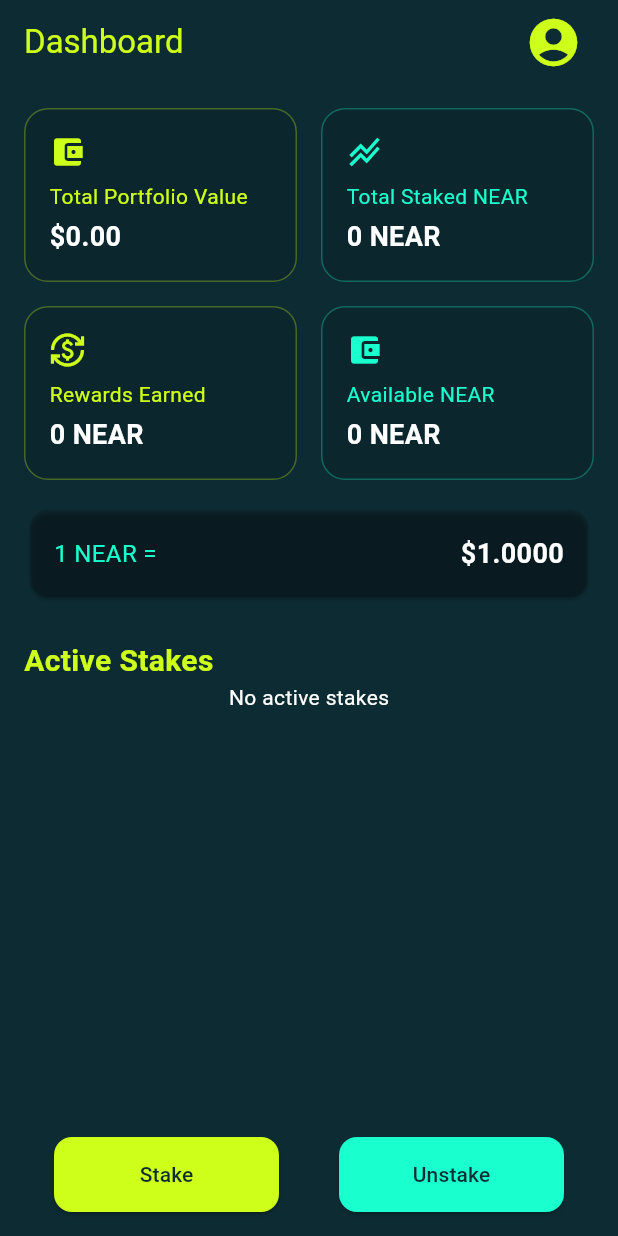
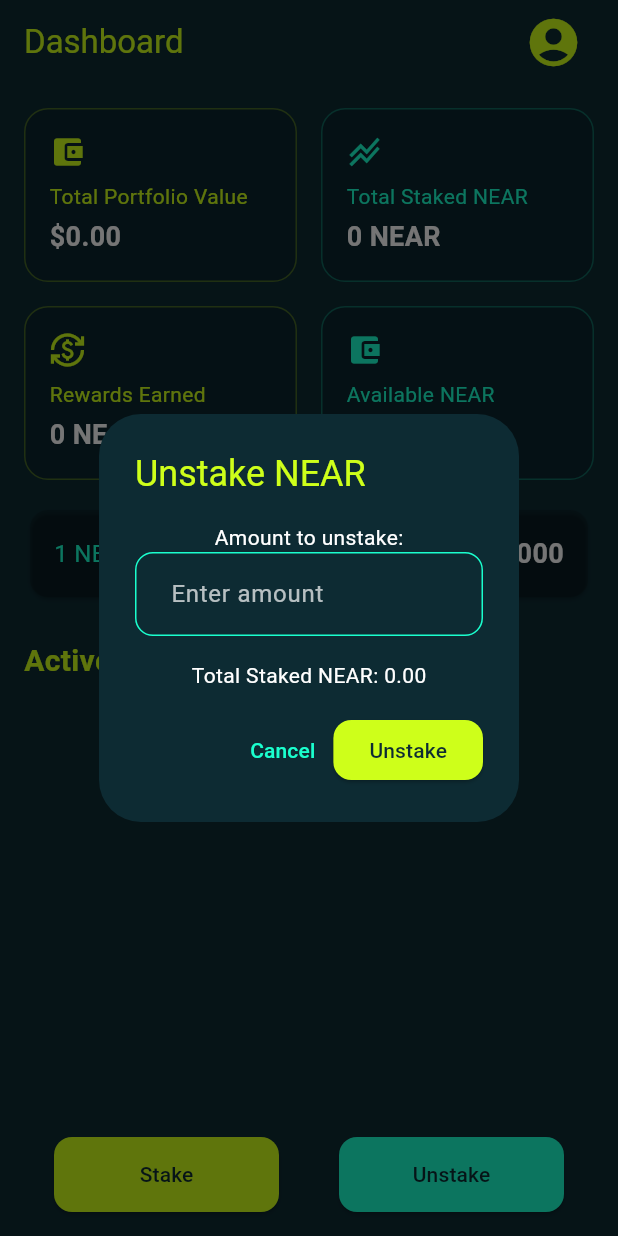
Before and after one commit to JittoJoseph/PreStake-Paper-Staking-App, a Flutter app: the screen it shows once a user with an empty profile is signed in, after a tap on "Stake", after a tap on "Unstake", on a phone screen of 412 x 824 dp. Run offline on Flutter 3.47's test engine with Material 3 defaults, Android fonts, the phone set to English and light mode, and no system bars; our stand-ins replace cloud_firestore, firebase_auth, firebase_core; accounts and stored records are empty; generated files the repository leaves out were written again; network calls fail.

Commit message:
unstake logic implemented

```diff
--- a/lib/pages/dashboard.dart
+++ b/lib/pages/dashboard.dart
@@ -259,7 +259,7 @@
                           borderRadius: BorderRadius.circular(12),
                         ),
                       ),
-                      onPressed: () {}, // Implement unstake logic later
+                      onPressed: () => _showUnstakeDialog(context),
                       child: const Text('Unstake'),
                     ),
                   ],
@@ -567,7 +567,7 @@
         // Create the simplified stake transaction
         final stakeTransaction = {
           'amountNear': amountToStake,
-          'timestamp': FieldValue.serverTimestamp(), // Use server timestamp
+          'timestamp': Timestamp.now(), // Use server timestamp
           'type': 'stake',
           'rewards': 0.0, // Initial rewards are 0
           'state': 'active', // Add state field
@@ -699,4 +699,156 @@
       });
     }
   }
+
+  void _showUnstakeDialog(BuildContext context) {
+    showDialog(
+      context: context,
+      builder: (BuildContext context) {
+        return AlertDialog(
+          backgroundColor: AppColors.backgroundColor,
+          title: const Text('Unstake NEAR',
+              style: TextStyle(color: AppColors.primaryColor)),
+          content: Column(
+            mainAxisSize: MainAxisSize.min,
+            children: [
+              const Text('Amount to unstake:',
+                  style: TextStyle(color: AppColors.textColorPrimary)),
+              TextField(
+                controller:
+                    stakeAmountController, // Reusing the same controller
+                keyboardType: TextInputType.number,
+                style: const TextStyle(color: AppColors.textColorPrimary),
+                decoration: InputDecoration(
+                  hintText: 'Enter amount',
+                  hintStyle:
+                      const TextStyle(color: AppColors.textColorSecondary),
+                  enabledBorder: OutlineInputBorder(
+                    borderRadius: BorderRadius.circular(12),
+                    borderSide: const BorderSide(color: AppColors.accentColor),
+                  ),
+                  focusedBorder: OutlineInputBorder(
+                    borderRadius: BorderRadius.circular(12),
+                    borderSide: const BorderSide(color: AppColors.primaryColor),
+                  ),
+                  contentPadding:
+                      const EdgeInsets.symmetric(horizontal: 20, vertical: 16),
+                ),
+              ),
+              const SizedBox(height: 16),
+              Text(
+                  'Total Staked NEAR: ${userData?['stakedNEARBalance']?.toStringAsFixed(2) ?? 0}',
+                  style: const TextStyle(color: AppColors.textColorPrimary)),
+              const SizedBox(height: 16),
+              Row(
+                mainAxisAlignment: MainAxisAlignment.end,
+                children: [
+                  TextButton(
+                    onPressed: () => Navigator.of(context).pop(),
+                    child: const Text('Cancel',
+                        style: TextStyle(color: AppColors.accentColor)),
+                  ),
+                  ElevatedButton(
+                    style: ElevatedButton.styleFrom(
+                      backgroundColor: AppColors.primaryColor,
+                      foregroundColor: AppColors.backgroundColor,
+                      shape: RoundedRectangleBorder(
+                        borderRadius: BorderRadius.circular(12),
+                      ),
+                    ),
+                    onPressed: _unstakeNEAR,
+                    child: const Text('Unstake'),
+                  ),
+                ],
+              ),
+            ],
+          ),
+        );
+      },
+    );
+  }
+
+  Future<void> _unstakeNEAR() async {
+    final amountToUnstake = double.tryParse(stakeAmountController.text) ?? 0.0;
+    final totalStaked = userData?['stakedNEARBalance']?.toDouble() ?? 0.0;
+
+    if (amountToUnstake <= 0 || amountToUnstake > totalStaked) {
+      ScaffoldMessenger.of(context).showSnackBar(
+        const SnackBar(content: Text('Invalid unstake amount')),
+      );
+      return;
+    }
+
+    final user = FirebaseAuth.instance.currentUser;
+    if (user != null) {
+      try {
+        // Get current transactions
+        final List<dynamic> currentTransactions =
+            List.from(userData?['transactions'] ?? []);
+
+        // Sort active stake transactions by timestamp (oldest first)
+        final activeStakes = currentTransactions
+            .where((t) => t['type'] == 'stake' && t['state'] == 'active')
+            .toList()
+          ..sort((a, b) => (a['timestamp'] as Timestamp)
+              .compareTo(b['timestamp'] as Timestamp));
+
+        double remainingAmountToUnstake = amountToUnstake;
+        List<Map<String, dynamic>> updatedTransactions = [];
+
+        // Process stakes from oldest to newest
+        for (var stake in activeStakes) {
+          if (remainingAmountToUnstake <= 0) break;
+
+          final stakeAmount = stake['amountNear'] as num;
+          if (stakeAmount <= remainingAmountToUnstake) {
+            // Fully unstake this stake
+            stake['state'] = 'inactive';
+            remainingAmountToUnstake -= stakeAmount;
+          } else {
+            // Partially unstake
+            final newStakeAmount = stakeAmount - remainingAmountToUnstake;
+            stake['amountNear'] = newStakeAmount;
+
+            // Create a record for the unstaked portion
+            final unstakeTransaction = {
+              'amountNear': remainingAmountToUnstake,
+              'timestamp': Timestamp.now(),
+              'type': 'unstake',
+              'state': 'completed',
+              'rewards':
+                  stake['rewards'] * (remainingAmountToUnstake / stakeAmount),
+            };
+            updatedTransactions.add(unstakeTransaction);
+            remainingAmountToUnstake = 0;
+          }
+        }
+
+        // Update Firestore
+        await FirebaseFirestore.instance
+            .collection('users')
+            .doc(user.uid)
+            .update({
+          'availableNEARBalance':
+              (userData!['availableNEARBalance'] as num).toDouble() +
+                  amountToUnstake,
+          'stakedNEARBalance': totalStaked - amountToUnstake,
+          'transactions': [...currentTransactions, ...updatedTransactions],
+        });
+
+        setState(() {
+          _fetchUserData();
+          Navigator.of(context).pop();
+        });
+
+        ScaffoldMessenger.of(context).showSnackBar(
+          SnackBar(
+              content: Text('Successfully unstaked $amountToUnstake NEAR')),
+        );
+      } catch (e) {
+        ScaffoldMessenger.of(context).showSnackBar(
+          SnackBar(content: Text('Error unstaking NEAR: $e')),
+        );
+      }
+    }
+  }
 }
```
